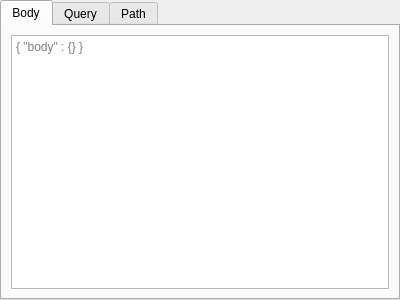
Qt form RequestFlowApp/CoreView/ui/PayloadNodeUi.ui (fatehmtd/RequestFlow) before a commit.
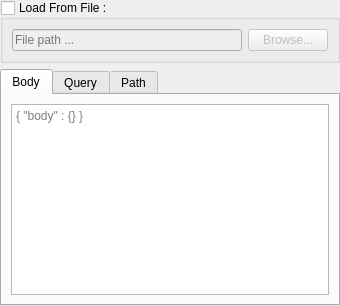
The same form after that commit.

Commit message:
Added save to file and load from file
+ added ViewerNode save to file
+ Added payload node load from file

What changed in the file:
```diff
--- a/RequestFlowApp/CoreView/ui/PayloadNodeUi.ui
+++ b/RequestFlowApp/CoreView/ui/PayloadNodeUi.ui
@@ -6,14 +6,14 @@
    <rect>
     <x>0</x>
     <y>0</y>
-    <width>400</width>
-    <height>300</height>
+    <width>340</width>
+    <height>306</height>
    </rect>
   </property>
   <property name="windowTitle">
    <string>PayloadNode</string>
   </property>
-  <layout class="QGridLayout" name="gridLayout">
+  <layout class="QGridLayout" name="gridLayout_5">
    <property name="leftMargin">
     <number>0</number>
    </property>
@@ -26,10 +26,36 @@
    <property name="bottomMargin">
     <number>0</number>
    </property>
-   <property name="spacing">
-    <number>0</number>
-   </property>
    <item row="0" column="0">
+    <widget class="QGroupBox" name="groupBox_loadFromFile">
+     <property name="title">
+      <string>Load From File :</string>
+     </property>
+     <property name="checkable">
+      <bool>true</bool>
+     </property>
+     <property name="checked">
+      <bool>false</bool>
+     </property>
+     <layout class="QGridLayout" name="gridLayout">
+      <item row="0" column="0">
+       <widget class="QLineEdit" name="lineEdit_filePath">
+        <property name="placeholderText">
+         <string>File path ...</string>
+        </property>
+       </widget>
+      </item>
+      <item row="0" column="1">
+       <widget class="QPushButton" name="pushButton_browse">
+        <property name="text">
+         <string>Browse...</string>
+        </property>
+       </widget>
+      </item>
+     </layout>
+    </widget>
+   </item>
+   <item row="1" column="0">
     <widget class="QTabWidget" name="tabWidget">
      <property name="currentIndex">
       <number>0</number>
```
The commit also changes 14 other files.
